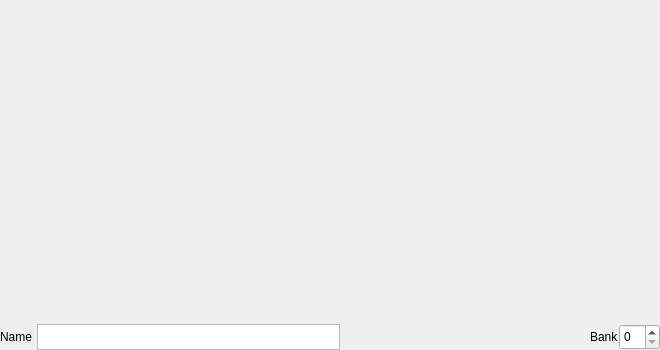
First picture: the form in seq_qt5/forms/qsliveframe.ui, repository ahlstromcj/sequencer64, before the edit.
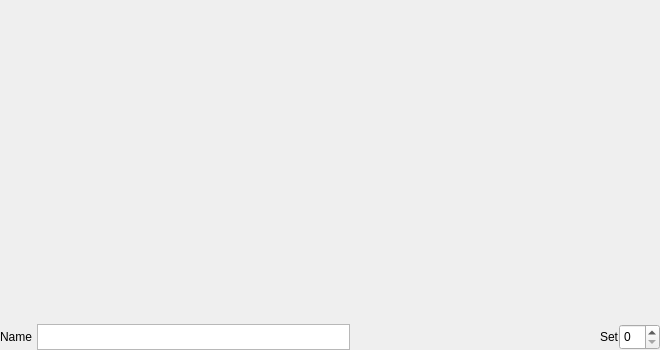
Second picture: the form after the edit.

```diff
--- a/seq_qt5/forms/qsliveframe.ui
+++ b/seq_qt5/forms/qsliveframe.ui
@@ -193,7 +193,7 @@
         </size>
        </property>
        <property name="text">
-        <string>Bank</string>
+        <string>Set</string>
        </property>
       </widget>
      </item>
```
